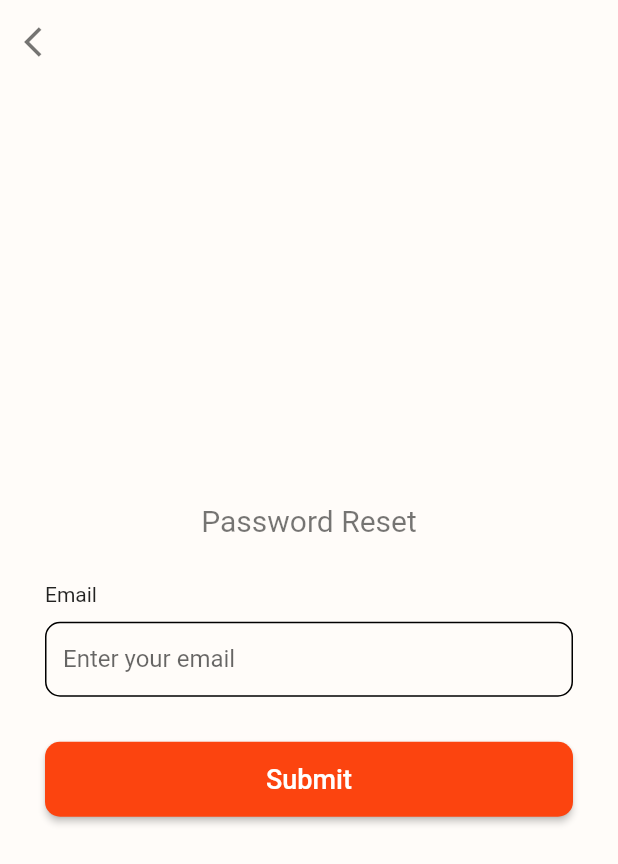
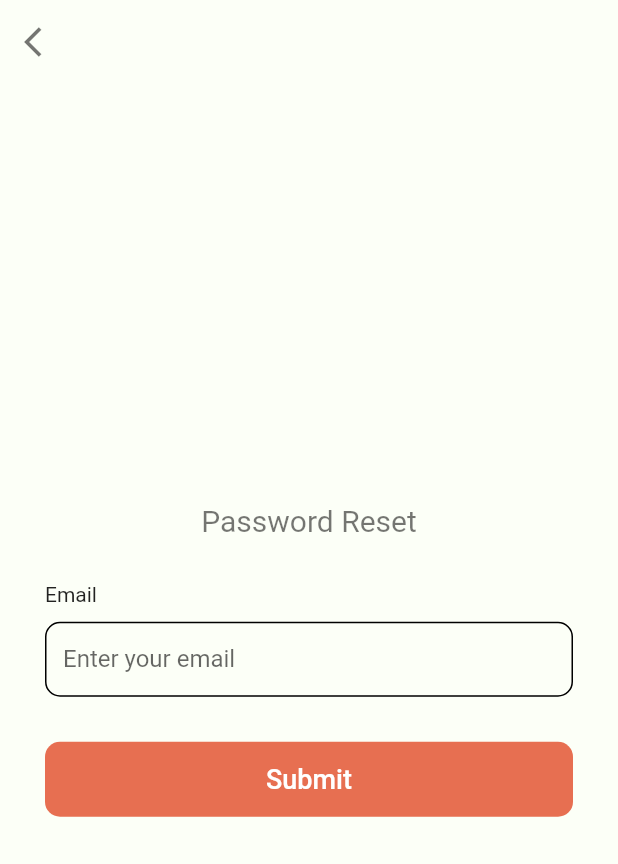
Before and after one commit to KNkoe/lesbeats-app, a Flutter app: the screen it shows after launch, after a tap on "Forget password?", on a phone screen of 412 x 824 dp. Shown: the top 864 px of the screen. Run offline on Flutter 3.47's test engine with Material 2 defaults, Android fonts, the phone set to English and light mode, and no system bars; our stand-ins replace animated_bottom_navigation_bar, bubble, file_picker, flutter_animate, flutter_chat_types, flutter_chat_ui and 6 more; missing offline and left inert: audio_session, iconify_flutter, wc_form_validators; statements that could not run were skipped.

Commit message:
change colors

```diff
--- a/lesbeats/lib/screens/forgotpassword.dart
+++ b/lesbeats/lib/screens/forgotpassword.dart
@@ -78,14 +78,12 @@ class _ForgotPasswordState extends State<ForgotPassword> {
                 height: 30,
               ),
               ElevatedButton(
-                  style: ButtonStyle(
-                      shape: MaterialStateProperty.all(
-                          const RoundedRectangleBorder(
-                              borderRadius:
-                                  BorderRadius.all(Radius.circular(10)))),
-                      fixedSize:
-                          MaterialStateProperty.all(const Size.fromHeight(50)),
-                      backgroundColor: MaterialStateProperty.all(coquilicot)),
+                  style: ElevatedButton.styleFrom(
+                      shape: const RoundedRectangleBorder(
+                          borderRadius: BorderRadius.all(Radius.circular(10))),
+                      fixedSize: const Size.fromHeight(50),
+                      elevation: 0,
+                      backgroundColor: Theme.of(context).cardColor),
                   onPressed: () async {
                     if (_formKey.currentState!.validate()) {
                       setState(() {
--- a/lesbeats/lib/screens/home/dashboard/dashboard.dart
+++ b/lesbeats/lib/screens/home/dashboard/dashboard.dart
@@ -6,12 +6,14 @@ import 'package:iconify_flutter/iconify_flutter.dart';
 import 'package:iconify_flutter/icons/jam.dart';
 import 'package:lesbeats/screens/home/dashboard/genre.dart';
 import 'package:lesbeats/screens/home/dashboard/lyrics.dart';
+import 'package:lesbeats/screens/home/dashboard/search.dart';
 import 'package:lesbeats/widgets/theme.dart';
 import 'package:iconify_flutter/icons/ion.dart';
 import 'package:iconify_flutter/icons/bx.dart';
 import 'package:iconify_flutter/icons/zondicons.dart';
 import 'package:iconify_flutter/icons/ic.dart';
 import 'package:iconify_flutter/icons/bxs.dart';
+import 'package:iconify_flutter/icons/teenyicons.dart';
 
 import '../../../widgets/animation.dart';
 import 'activityfeed.dart';
@@ -54,12 +56,12 @@ class _DashboardState extends State<Dashboard> {
         title: Row(
           mainAxisSize: MainAxisSize.min,
           children: [
-            Transform.rotate(
-                angle: 0,
-                child: const Icon(
-                  Icons.music_note,
-                  color: yellow,
-                )),
+            // Transform.rotate(
+            //     angle: 0,
+            //     child: const Icon(
+            //       Icons.music_note,
+            //       color: yellow,
+            //     )),
             Text(
               "Les",
               style: TextStyle(
@@ -79,10 +81,15 @@ class _DashboardState extends State<Dashboard> {
         ),
         actions: [
           IconButton(
-              onPressed: () {},
-              icon: Icon(
-                Icons.notifications,
-                color: Theme.of(context).backgroundColor,
+              onPressed: () {
+                showBottomSheet(
+                    context: context,
+                    builder: (context) => const MySearchScreen());
+              },
+              icon: const Iconify(
+                Teenyicons.search_solid,
+                color: Colors.white,
+                size: 22,
               ))
         ],
       ),
--- a/lesbeats/lib/screens/login.dart
+++ b/lesbeats/lib/screens/login.dart
@@ -43,10 +43,10 @@ class _MyLoginPageState extends State<MyLoginPage> {
                   height: Get.height * 0.2,
                   width: double.infinity,
                   alignment: Alignment.center,
-                  decoration: const BoxDecoration(
-                      color: coquilicot,
-                      borderRadius:
-                          BorderRadius.only(bottomLeft: Radius.circular(100))),
+                  decoration: BoxDecoration(
+                      color: Theme.of(context).cardColor,
+                      borderRadius: const BorderRadius.only(
+                          bottomLeft: Radius.circular(100))),
                   child: Image(
                       height: 400,
                       width: Get.width * 0.6,
@@ -68,10 +68,6 @@ class _MyLoginPageState extends State<MyLoginPage> {
                       child: Column(
                         crossAxisAlignment: CrossAxisAlignment.start,
                         children: [
-                          const Text("Email"),
-                          const SizedBox(
-                            height: 10,
-                          ),
                           SizedBox(
                             height: 50,
                             child: TextFormField(
@@ -84,6 +80,8 @@ class _MyLoginPageState extends State<MyLoginPage> {
                                 floatingLabelBehavior:
                                     FloatingLabelBehavior.never,
                                 enabledBorder: OutlineInputBorder(
+                                    borderSide:
+                                        BorderSide(color: Colors.black12),
                                     borderRadius:
                                         BorderRadius.all(Radius.circular(10))),
                                 label: Text("Enter your email"),
@@ -102,10 +100,6 @@ class _MyLoginPageState extends State<MyLoginPage> {
                       child: Column(
                         crossAxisAlignment: CrossAxisAlignment.start,
                         children: [
-                          const Text("Password"),
-                          const SizedBox(
-                            height: 10,
-                          ),
                           SizedBox(
                             height: 50,
                             child: TextFormField(
@@ -127,6 +121,8 @@ class _MyLoginPageState extends State<MyLoginPage> {
                                 floatingLabelBehavior:
                                     FloatingLabelBehavior.never,
                                 enabledBorder: const OutlineInputBorder(
+                                    borderSide:
+                                        BorderSide(color: Colors.black12),
                                     borderRadius:
                                         BorderRadius.all(Radius.circular(10))),
                                 label: const Text("Enter your password"),
@@ -171,15 +167,13 @@ class _MyLoginPageState extends State<MyLoginPage> {
                       effects: const [FadeEffect(), SlideEffect()],
                       delay: 2000.ms,
                       child: ElevatedButton(
-                          style: ButtonStyle(
-                              shape: MaterialStateProperty.all(
-                                  const RoundedRectangleBorder(
-                                      borderRadius: BorderRadius.all(
-                                          Radius.circular(10)))),
-                              fixedSize: MaterialStateProperty.all(
-                                  const Size.fromHeight(50)),
-                              backgroundColor:
-                                  MaterialStateProperty.all(coquilicot)),
+                          style: ElevatedButton.styleFrom(
+                              shape: const RoundedRectangleBorder(
+                                  borderRadius:
+                                      BorderRadius.all(Radius.circular(10))),
+                              fixedSize: const Size.fromHeight(50),
+                              elevation: 0,
+                              backgroundColor: Theme.of(context).cardColor),
                           onPressed: () async {
                             Get.off(
                               (() => const MyHomePage()),
@@ -238,9 +232,9 @@ class _MyLoginPageState extends State<MyLoginPage> {
                                             Radius.circular(10)))),
                               ),
                               onPressed: () {},
-                              child: const Iconify(
+                              child: Iconify(
                                 Bi.google,
-                                color: coquilicot,
+                                color: Theme.of(context).cardColor,
                               )),
                         ),
                         Animate(
@@ -256,9 +250,9 @@ class _MyLoginPageState extends State<MyLoginPage> {
                                             Radius.circular(10)))),
                               ),
                               onPressed: () {},
-                              child: const Iconify(
+                              child: Iconify(
                                 Bi.facebook,
-                                color: coquilicot,
+                                color: Theme.of(context).cardColor,
                               )),
                         )
                       ],
--- a/lesbeats/lib/widgets/theme.dart
+++ b/lesbeats/lib/widgets/theme.dart
@@ -11,14 +11,17 @@ const Color malachite = Color(0xff09E85E);
 
 ThemeData lightTheme = ThemeData(
     appBarTheme:
-        const AppBarTheme(backgroundColor: starCommandblue, elevation: 0),
+        const AppBarTheme(backgroundColor: Color(0xff2a9d8f), elevation: 0),
     bottomNavigationBarTheme:
         const BottomNavigationBarThemeData(selectedItemColor: background),
     floatingActionButtonTheme:
-        const FloatingActionButtonThemeData(backgroundColor: starCommandblue),
-    primaryColor: starCommandblue,
-    backgroundColor: babypowder,
-    popupMenuTheme: const PopupMenuThemeData(elevation: 2),
+        const FloatingActionButtonThemeData(backgroundColor: Color(0xffe76f51)),
+    primaryColor: const Color(0xff2a9d8f),
+    backgroundColor: const Color(0xffFCFFF7),
+    cardColor: const Color(0xffe76f51),
+    indicatorColor: const Color(0xffe76f51),
+    popupMenuTheme:
+        const PopupMenuThemeData(color: Color(0xffFCFFF7), elevation: 2),
     textTheme: const TextTheme(
       headline1: TextStyle(),
       headline2: TextStyle(),
@@ -33,6 +36,4 @@ const LinearGradient backgroundGradient = LinearGradient(
     end: Alignment.topRight,
     colors: [Color(0xff0093E9), starCommandblue]);
 
-
-// background-color: #0093E9;
-// background-image: linear-gradient(160deg, #0093E9 0%, #80D0C7 100%);
+ThemeData darkTheme = ThemeData(backgroundColor: const Color(0xff264653));
```
Also changed, not shown: lesbeats/lib/screens/home/dashboard/lyrics.dart (+24 -47 lines), lesbeats/lib/screens/home/dashboard/search.dart (added, +108 -0 lines), lesbeats/lib/screens/signup.dart (+19 -31 lines).
